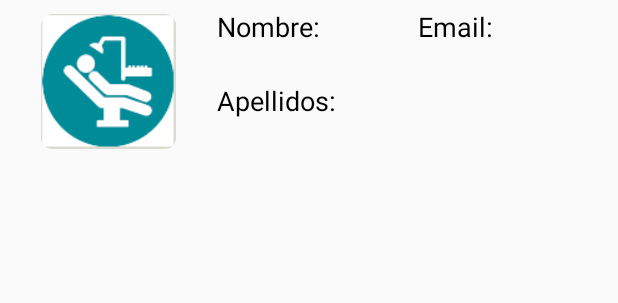
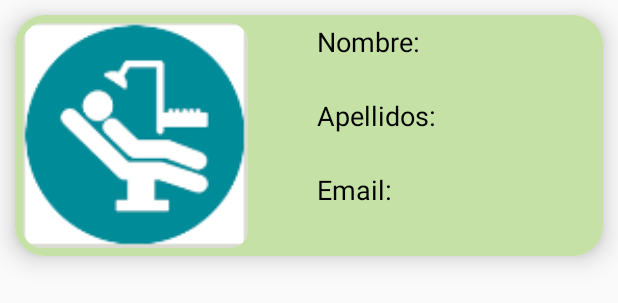
Before and after one commit to Joss-ZZ/ProyectoAngelDent, an Android app: the layout item_lv_dentistas_disponibles.xml on its own in the app's theme, with its tools: preview values and no code run, on a phone screen of 412 x 824 dp. Shown: the top 303 px of the screen. Run offline under Robolectric (Android 15) with nearby library versions, the phone set to English and light mode, and no system bars.

Commit message:
Integrando CardView - Fin del Proyecto

```diff
--- a/app/build.gradle
+++ b/app/build.gradle
@@ -27,6 +27,7 @@
     implementation 'androidx.appcompat:appcompat:1.1.0'
     implementation 'androidx.constraintlayout:constraintlayout:1.1.3'
     implementation 'com.google.android.gms:play-services-maps:17.0.0'
+    implementation 'androidx.cardview:cardview:1.0.0'
     testImplementation 'junit:junit:4.12'
     //noinspection GradleCompatible
     implementation 'com.android.support:appcompat-v7:28.0.0'
@@ -34,6 +35,7 @@
     implementation 'com.android.support:design:28.0.0'
     implementation 'com.android.volley:volley:1.1.0'
     implementation 'com.loopj.android:android-async-http:1.4.9'
+    //implementation 'com.androidx.cardview:cardview:1.0.0'
     androidTestImplementation 'androidx.test.ext:junit:1.1.1'
     androidTestImplementation 'androidx.test.espresso:espresso-core:3.2.0'
 
--- a/app/src/main/res/layout/item_lv_dentistas_disponibles.xml
+++ b/app/src/main/res/layout/item_lv_dentistas_disponibles.xml
@@ -1,16 +1,20 @@
 <?xml version="1.0" encoding="utf-8"?>
-<androidx.constraintlayout.widget.ConstraintLayout xmlns:android="http://schemas.android.com/apk/res/android"
+<androidx.cardview.widget.CardView
+    xmlns:android="http://schemas.android.com/apk/res/android"
     xmlns:app="http://schemas.android.com/apk/res-auto"
     xmlns:tools="http://schemas.android.com/tools"
     android:layout_width="match_parent"
-    android:layout_height="match_parent"
+    android:layout_height="wrap_content"
+    app:cardElevation="10dp"
+    app:cardCornerRadius="20dp"
+    android:layout_margin="10dp"
     tools:context=".MostrarDesntistasDisponibles">
 
     <LinearLayout
         android:layout_width="match_parent"
         android:layout_height="wrap_content"
-        android:layout_margin="5dp"
         android:orientation="horizontal"
+        android:background="#C5E1A5"
         tools:ignore="MissingConstraints">
         <LinearLayout
             android:layout_width="match_parent"
@@ -21,8 +25,8 @@
             android:layout_weight="1">
             <ImageView
                 android:id="@+id/ivItemDentista"
-                android:layout_width="match_parent"
-                android:layout_height="90dp"
+                android:layout_width="150dp"
+                android:layout_height="150dp"
                 android:src="@mipmap/ic_launcher"/>
         </LinearLayout>
         <LinearLayout
@@ -53,13 +57,6 @@
                 android:layout_width="match_parent"
                 android:layout_height="wrap_content"
                 android:textSize="18sp"/>
-        </LinearLayout>
-        <LinearLayout
-            android:layout_width="match_parent"
-            android:layout_height="wrap_content"
-            android:layout_margin="5dp"
-            android:orientation="vertical"
-            android:layout_weight="1">
             <TextView
                 android:layout_width="match_parent"
                 android:layout_height="wrap_content"
@@ -73,4 +70,4 @@
                 android:textSize="18sp"/>
         </LinearLayout>
     </LinearLayout>
-</androidx.constraintlayout.widget.ConstraintLayout>
+</androidx.cardview.widget.CardView>
```
Also changed, not shown: app/src/main/res/layout/activity_registrar_cita.xml (+4 -4 lines), app/src/main/res/layout/item_lv_seleccionar_hora.xml (+7 -4 lines).
